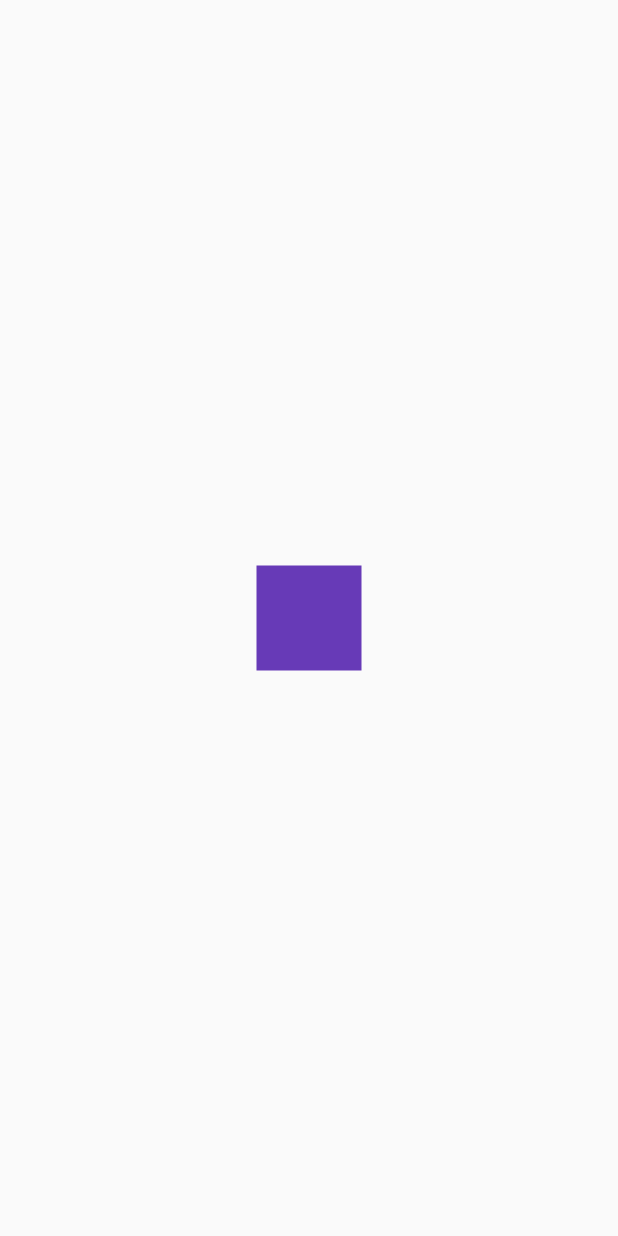
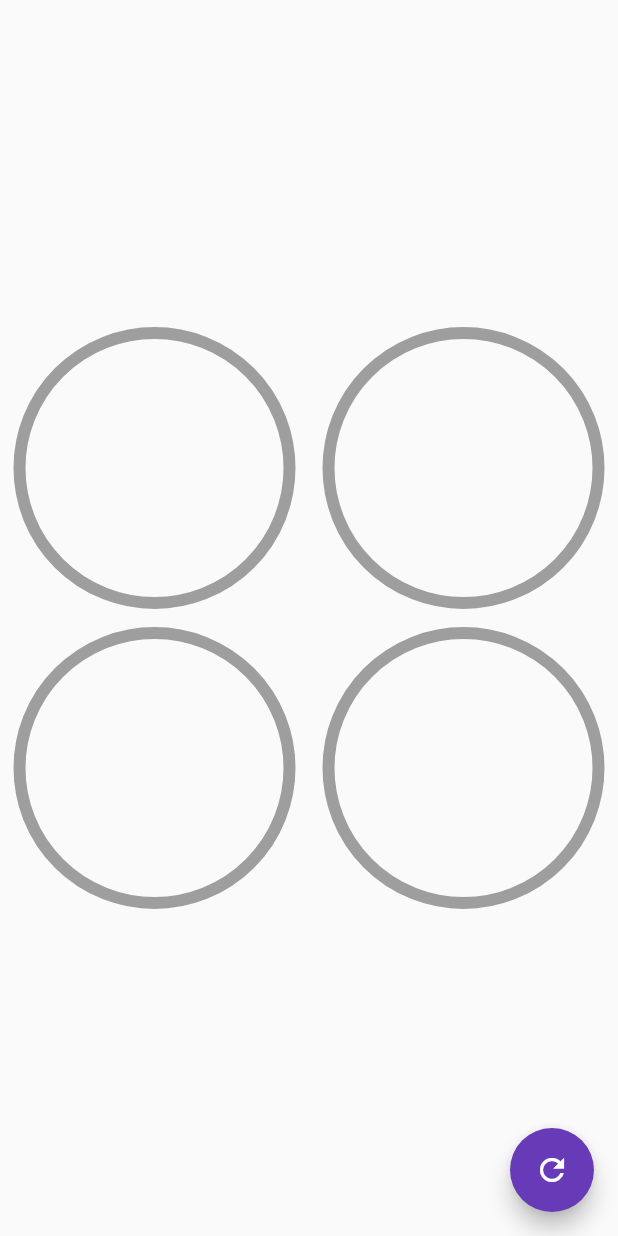
Before and after one commit to GeriCyber/flutter_custom_designs_animations, a Flutter app: the screen it shows after launch, on a phone screen of 412 x 824 dp. Run offline on Flutter 3.47's test engine with Material 2 defaults, Android fonts, the phone set to English and light mode, and no system bars.

Commit message:
Circulas progress indicator with custom painter and animations

```diff
--- a/lib/main.dart
+++ b/lib/main.dart
@@ -1,6 +1,5 @@
-import 'package:custom_designs/src/screens/animations_screen.dart';
-import 'package:custom_designs/src/screens/headers_screen.dart';
-import 'package:custom_designs/src/screens/square_animated_screen.dart';
+import 'package:custom_designs/src/labs/circular_screen.dart';
+import 'package:custom_designs/src/screens/circular_graphics_screen.dart';
 import 'package:flutter/material.dart';
 
 void main() => runApp(const MyApp());
@@ -13,7 +12,7 @@ class MyApp extends StatelessWidget {
     return const MaterialApp(
       title: 'Custom designs',
       debugShowCheckedModeBanner: false,
-      home: SquareAnimatedScreen()
+      home: CircularGraphicsScreen()
     );
   }
 }
--- /dev/null
+++ b/lib/src/screens/circular_graphics_screen.dart
@@ -0,0 +1,75 @@
+import 'package:custom_designs/src/widgets/radial_progress.dart';
+import 'package:flutter/material.dart';
+
+class CircularGraphicsScreen extends StatefulWidget {
+  const CircularGraphicsScreen({super.key});
+
+  @override
+  State<CircularGraphicsScreen> createState() => _CircularGraphicsScreenState();
+}
+
+class _CircularGraphicsScreenState extends State<CircularGraphicsScreen> {
+  double percentage = 0.0;
+  @override
+  Widget build(BuildContext context) {
+    return Scaffold(
+      floatingActionButton: FloatingActionButton(
+        backgroundColor: Colors.deepPurple,
+        onPressed: () {
+          setState(() {
+            percentage += 10;
+            if(percentage > 100) {
+              percentage = 0;
+            }
+          });
+        },
+        child: const Icon(Icons.refresh),
+      ),
+      body: Column(
+        mainAxisAlignment: MainAxisAlignment.center,
+        children: [
+          Row(
+            mainAxisAlignment: MainAxisAlignment.spaceAround,
+            children: [
+              CustomRadialProgress(percentage: percentage, color: Colors.cyan),
+              CustomRadialProgress(percentage: percentage, color: Colors.pink),
+            ],
+          ),
+          Row(
+            mainAxisAlignment: MainAxisAlignment.spaceAround,
+            children: [
+              CustomRadialProgress(percentage: percentage, color: Colors.deepPurple),
+              CustomRadialProgress(percentage: percentage, color: Colors.green.shade300),
+            ],
+          ),
+        ],
+      )
+    );
+  }
+}
+
+class CustomRadialProgress extends StatelessWidget {
+  final Color color;
+  const CustomRadialProgress({
+    required this.percentage,
+    required this.color
+  });
+
+  final double percentage;
+
+  @override
+  Widget build(BuildContext context) {
+    return Container(
+      padding: const EdgeInsets.all(10),
+      width: 200,
+      height: 200,
+      child: RadialProgress(
+        percentage: percentage,
+        color: color,
+        indicatorColor: Colors.grey,
+        strokeWidth: 8,
+        arcStrokeWidth: 10,
+      ),
+    );
+  }
+}
--- /dev/null
+++ b/lib/src/widgets/radial_progress.dart
@@ -0,0 +1,133 @@
+import 'dart:math';
+
+import 'package:flutter/cupertino.dart';
+import 'package:flutter/material.dart';
+
+class RadialProgress extends StatefulWidget {
+  final percentage;
+  final Color color;
+  final Color indicatorColor;
+  final double arcStrokeWidth;
+  final double strokeWidth;
+
+  const RadialProgress({
+    super.key,
+    @required this.percentage,
+    this.color = Colors.cyan,
+    this.indicatorColor = Colors.grey,
+    this.arcStrokeWidth = 4,
+    this.strokeWidth = 4
+  });
+
+  @override
+  State<RadialProgress> createState() => _RadialProgressState();
+}
+
+class _RadialProgressState extends State<RadialProgress>
+with SingleTickerProviderStateMixin {
+
+  late AnimationController controller;
+  late double previousPercentage;
+
+  @override
+  void initState() {
+    previousPercentage = widget.percentage;
+    controller = AnimationController(
+      vsync: this,
+      duration: const Duration(milliseconds: 200)
+    );
+    super.initState();
+  }
+
+  @override
+  void dispose() {
+    controller.dispose();
+    super.dispose();
+  }
+
+  @override
+  Widget build(BuildContext context) {
+    controller.forward(from: 0.0);
+    final differenceAnimation = widget.percentage - previousPercentage;
+    previousPercentage = widget.percentage;
+
+    return AnimatedBuilder(
+      animation: controller,
+      builder: ((context, child) {
+        return Container(
+          width: double.infinity,
+          height: double.infinity,
+          child: CustomPaint(
+            painter: _RadialProgress((
+              widget.percentage - differenceAnimation) + (differenceAnimation * controller.value),
+              widget.color, widget.indicatorColor, widget.arcStrokeWidth, widget.strokeWidth
+            ),
+          ),
+        );
+      })
+    );
+  }
+}
+
+class _RadialProgress extends CustomPainter {
+  final percentage;
+  final Color color;
+  final Color indicatorColor;
+  final double arcStrokeWidth;
+  final double strokeWidth;
+
+  _RadialProgress(
+    this.percentage,
+    this.color,
+    this.indicatorColor,
+    this.arcStrokeWidth,
+    this.strokeWidth
+  );
+
+  @override
+  void paint(Canvas canvas, Size size) {
+
+    final Rect rect = Rect.fromCircle(
+      center: const Offset(0 ,0), radius: 180
+    );
+
+    const gradient = LinearGradient(
+      colors: [
+        Color(0xffC012FF),
+        Color(0xff6D05E8),
+        Colors.red
+      ]
+    );
+
+    // circle
+    final paint = Paint()
+      ..strokeWidth = strokeWidth
+      ..color = indicatorColor
+      ..style = PaintingStyle.stroke;
+
+      final center = Offset(size.width * 0.5, size.height / 2);
+      final ratio = min(size.width * 0.5, size.height * 0.5);
+
+      canvas.drawCircle(center, ratio, paint);
+
+    // arc
+    final paintArc = Paint()
+      .. strokeWidth = arcStrokeWidth
+      // ..color = color
+      ..shader = gradient.createShader(rect)
+      ..strokeCap = StrokeCap.round
+      ..style = PaintingStyle.stroke;
+
+      double arcAngle = 2 * pi * (percentage / 100);
+      canvas.drawArc(
+        Rect.fromCircle(center: center, radius: ratio),
+        -pi /2,
+        arcAngle,
+        false,
+        paintArc
+      );
+  }
+
+  @override
+  bool shouldRepaint(CustomPainter oldDelegate) => true;
+}
```
Also changed, not shown: lib/src/labs/circular_screen.dart (added, +108 -0 lines).
